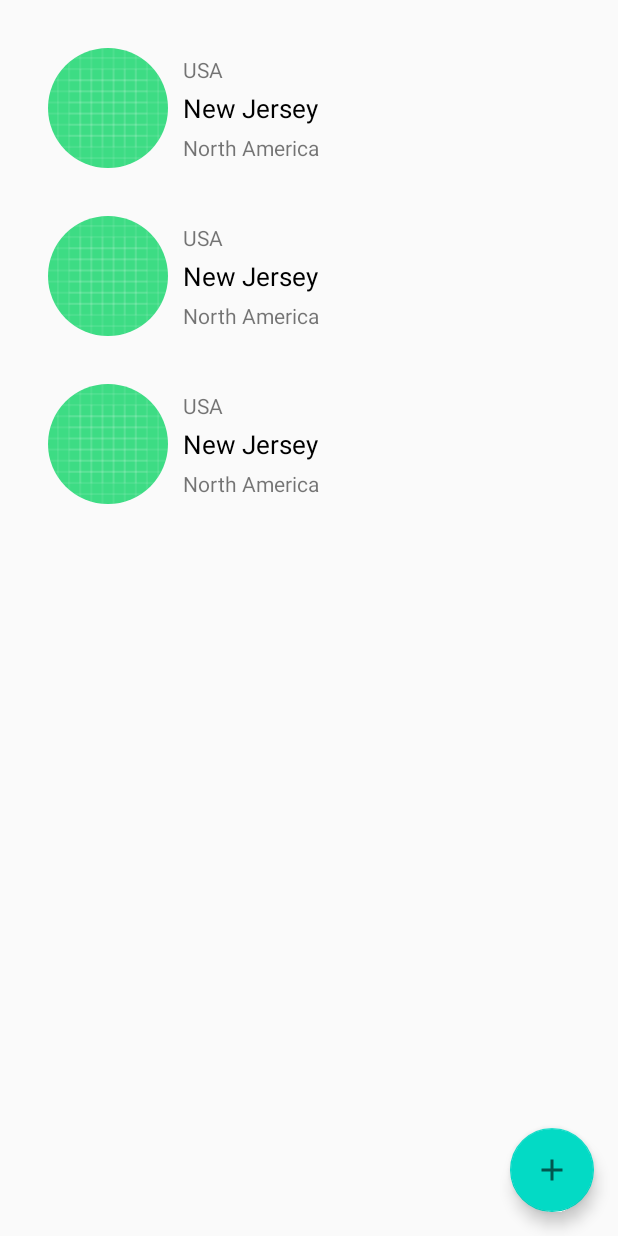
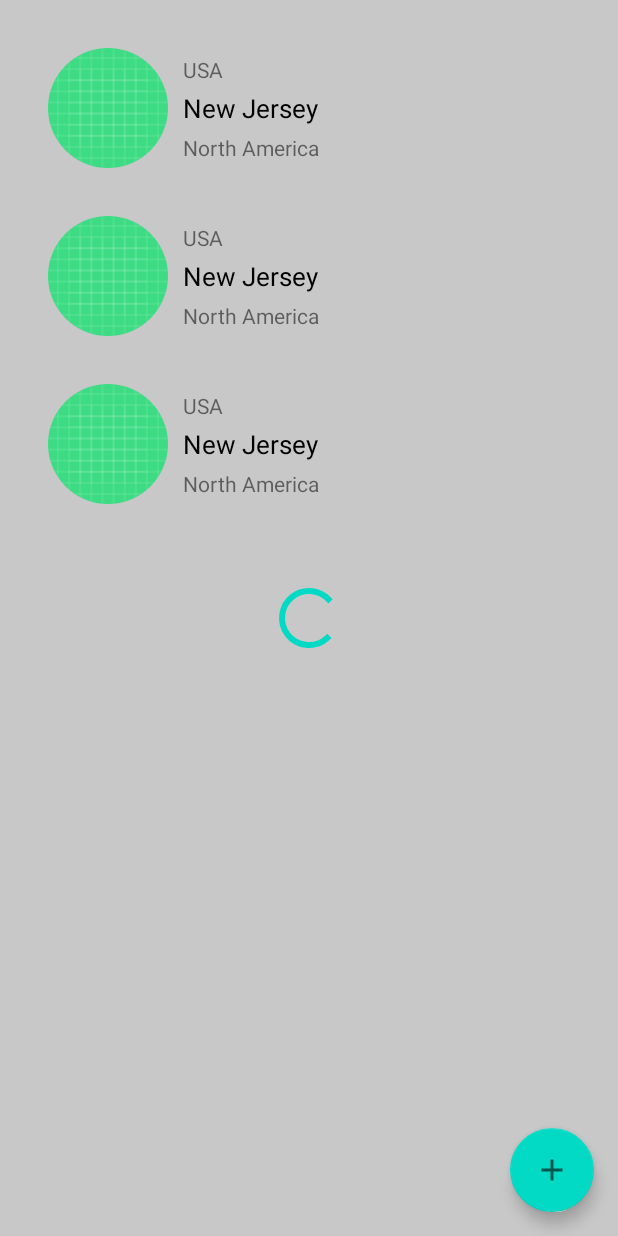
Before and after one commit to kiglarka/trip_planner, an Android app: the layout activity_main.xml on its own in the app's theme, with its tools: preview values and no code run, on a phone screen of 412 x 824 dp. Run offline under Robolectric (Android 15) with nearby library versions, the phone set to English and light mode, and no system bars.

Commit message:
add progressbar and grey layout

```diff
--- a/TripPlanner/app/src/main/java/com/codecool/tripplanner/TripRoomDatabase.java
+++ b/TripPlanner/app/src/main/java/com/codecool/tripplanner/TripRoomDatabase.java
@@ -30,6 +30,7 @@ public abstract class TripRoomDatabase extends RoomDatabase {
                 TripDao dao = INSTANCE.tripDao();
                 dao.deleteAll();
 
+
                 Trip trip = new Trip("Paris", "Europe", "France");
                 dao.insert(trip);
                 trip = new Trip("Copenhagen", "Europe", "Denmark");
@@ -42,6 +43,8 @@ public abstract class TripRoomDatabase extends RoomDatabase {
                 dao.insert(trip);
                 trip = new Trip("Istanbul", "Europe", "Turkey");
                 dao.insert(trip);
+
+
 
                 /*
                 Trip trip = new Trip("Paris","Europe", "https://africana.arizona.edu/sites/africana.arizona.edu/files/Eiffel-Tower-Paris-France.jpg");
--- a/TripPlanner/app/src/main/res/layout/activity_main.xml
+++ b/TripPlanner/app/src/main/res/layout/activity_main.xml
@@ -5,6 +5,30 @@
     android:layout_height="match_parent"
     xmlns:app="http://schemas.android.com/apk/res-auto"
     tools:context=".MainActivity">
+
+    <TextView
+        android:id="@+id/status_message"
+        android:layout_width="wrap_content"
+        android:layout_height="wrap_content"
+        android:foregroundGravity="center"
+        android:gravity="center"
+        app:layout_constraintBottom_toBottomOf="parent"
+        app:layout_constraintEnd_toEndOf="parent"
+        app:layout_constraintStart_toStartOf="parent"
+        app:layout_constraintTop_toTopOf="parent" />
+
+    <RelativeLayout
+        android:id="@+id/loadingPanel"
+        android:background="@color/gray_layout"
+        android:layout_width="match_parent"
+        android:layout_height="match_parent"
+        android:gravity="center" >
+
+        <ProgressBar
+            android:layout_width="wrap_content"
+            android:layout_height="wrap_content"
+            android:indeterminate="true" />
+    </RelativeLayout>
 
 
     <androidx.recyclerview.widget.RecyclerView
--- a/TripPlanner/app/src/main/res/values/colors.xml
+++ b/TripPlanner/app/src/main/res/values/colors.xml
@@ -4,4 +4,5 @@
     <color name="colorPrimaryDark">#3700B3</color>
     <color name="colorAccent">#03DAC5</color>
     <color name="buttonLabel">#FFFFFF</color>
+    <color name="gray_layout">#33000000</color>
 </resources>
--- a/TripPlanner/app/src/main/res/values/strings.xml
+++ b/TripPlanner/app/src/main/res/values/strings.xml
@@ -9,4 +9,5 @@
     <string name="hint_continent">Continent</string>
     <string name="hint_country">Country</string>
     <string name="button_save">Save</string>
+    <string name="no_trips">There are no trips available</string>
 </resources>
```
Also changed, not shown: TripPlanner/app/src/main/java/com/codecool/tripplanner/MainActivity.java (+17 -2 lines).
